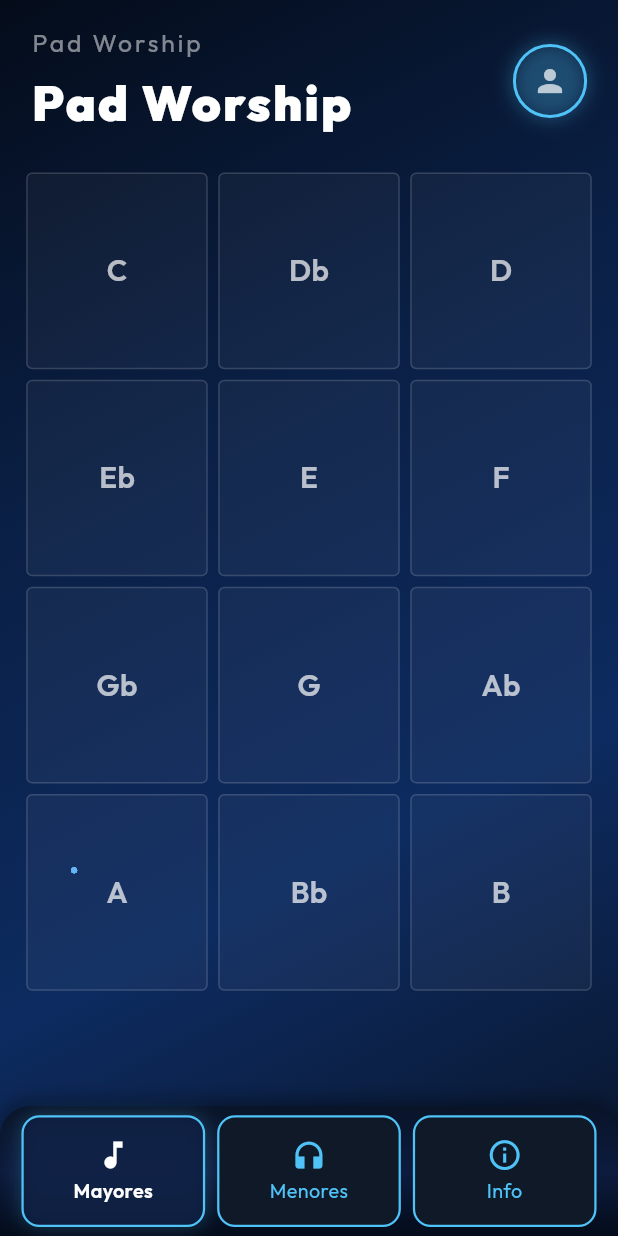
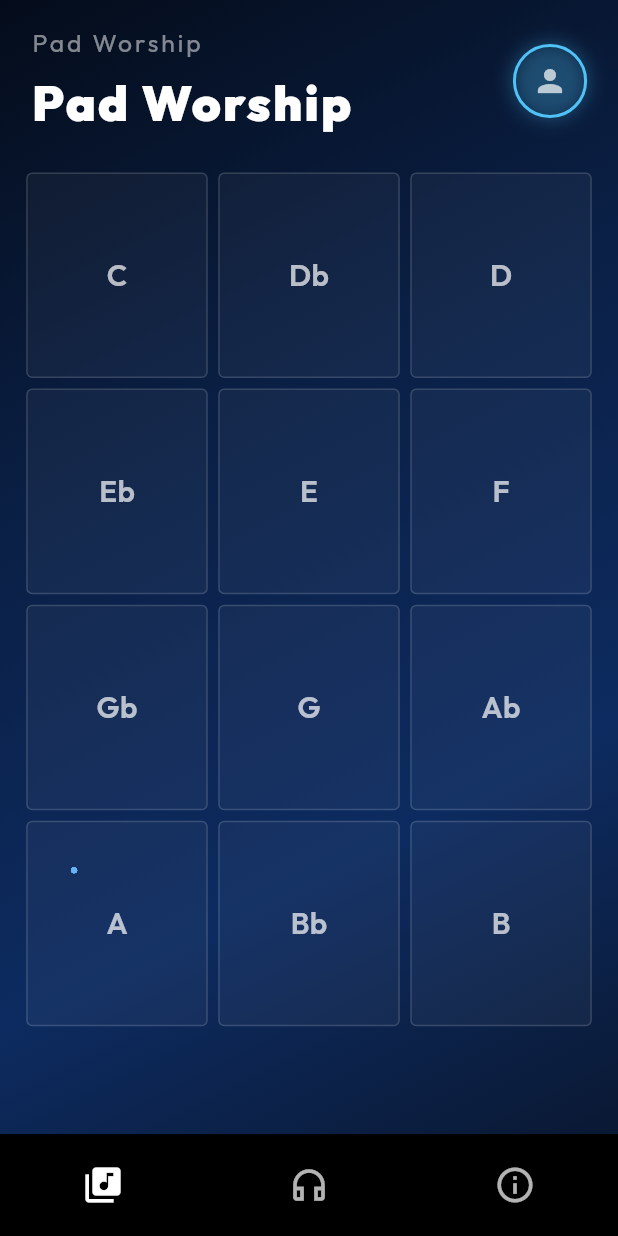
Before and after one commit to Joke0117/joke_app_whorshpi_movil, a Flutter app: the HomePage screen opened directly, on a phone screen of 412 x 824 dp. Run offline on Flutter 3.47's test engine with Material 3 defaults, Android fonts, the phone set to English and light mode, and no system bars; our stand-ins replace audio_service, font_awesome_flutter, google_fonts, image_picker, just_audio, permission_handler and 3 more; missing offline and left inert: audio_session; accounts and stored records are empty; statements that could not run were skipped.

Commit message:
style: rediseñar barra inferior al estilo instagram (iconos sin texto y fondo negro)

```diff
--- a/lib/pages/home_page.dart
+++ b/lib/pages/home_page.dart
@@ -258,8 +258,6 @@
                     ),
                   ),
 
-                const SizedBox(height: 8),
-
                 // ── Footer tabs ────────────────────────────────────────────
                 FooterTabs(
                   selectedIndex: _getTabIndex(),
--- a/lib/widgets/footer_tabs.dart
+++ b/lib/widgets/footer_tabs.dart
@@ -1,5 +1,4 @@
 import 'package:flutter/material.dart';
-import '../theme/colors.dart';
 
 class FooterTabs extends StatelessWidget {
   final int selectedIndex;
@@ -13,133 +12,55 @@
 
   @override
   Widget build(BuildContext context) {
-    final mq = MediaQuery.of(context);
-    final screenW = mq.size.width;
-    final screenH = mq.size.height;
-
-    // Altura del footer adaptativa: ~10–11% de la pantalla, mín 70, máx 90
-    final footerH = (screenH * 0.105).clamp(70.0, 90.0);
-    // Padding horizontal adaptativo
-    final padH = screenW * 0.025;
-    // Tamaño de fuente adaptativo
-    final fontSize = (screenW * 0.032).clamp(10.0, 14.0);
-    // Tamaño de icono adaptativo
-    final iconSize = (screenW * 0.058).clamp(20.0, 26.0);
-
+    // Al estilo Instagram: una barra inferior plana, fondo oscuro/negro, solo íconos.
     return Container(
-      height: footerH,
-      padding: EdgeInsets.symmetric(vertical: 6, horizontal: padH),
-      decoration: BoxDecoration(
-        gradient: const LinearGradient(
-          colors: [
-            cardGradientStart,
-            cardGradientMiddle,
-            cardGradientEnd,
-          ],
-          begin: Alignment.topCenter,
-          end: Alignment.bottomCenter,
-        ),
-        borderRadius: const BorderRadius.only(
-          topLeft: Radius.circular(20),
-          topRight: Radius.circular(20),
-        ),
-        boxShadow: [
-          BoxShadow(
-            color: Colors.black.withOpacity(0.4),
-            blurRadius: 10,
-            offset: const Offset(0, -3),
-          ),
-        ],
+      color: const Color(0xFF000000), // Fondo negro tipo Instagram
+      padding: EdgeInsets.only(
+        top: 12,
+        bottom: MediaQuery.of(context).padding.bottom > 0
+            ? MediaQuery.of(context).padding.bottom
+            : 12,
       ),
       child: Row(
-        mainAxisAlignment: MainAxisAlignment.spaceEvenly,
+        mainAxisAlignment: MainAxisAlignment.spaceAround,
+        crossAxisAlignment: CrossAxisAlignment.center,
         children: [
-          _tabButton(
-            label: 'Mayores',
+          _buildIcon(
             index: 0,
-            icon: Icons.music_note,
-            fontSize: fontSize,
-            iconSize: iconSize,
+            iconSelected: Icons.library_music,
+            iconUnselected: Icons.library_music_outlined,
           ),
-          _tabButton(
-            label: 'Menores',
+          _buildIcon(
             index: 1,
-            icon: Icons.headphones,
-            fontSize: fontSize,
-            iconSize: iconSize,
+            iconSelected: Icons.headphones,
+            iconUnselected: Icons.headphones_outlined,
           ),
-          _tabButton(
-            label: 'Info',
+          _buildIcon(
             index: 2,
-            icon: Icons.info_outline,
-            fontSize: fontSize,
-            iconSize: iconSize,
+            iconSelected: Icons.info,
+            iconUnselected: Icons.info_outline,
           ),
         ],
       ),
     );
   }
 
-  Widget _tabButton({
-    required String label,
+  Widget _buildIcon({
     required int index,
-    required IconData icon,
-    required double fontSize,
-    required double iconSize,
+    required IconData iconSelected,
+    required IconData iconUnselected,
   }) {
     final bool isSelected = selectedIndex == index;
 
-    return Expanded(
-      child: Padding(
-        padding: const EdgeInsets.symmetric(horizontal: 4),
-        child: GestureDetector(
-          onTap: () => onTabSelected(index),
-          child: AnimatedContainer(
-            duration: const Duration(milliseconds: 220),
-            curve: Curves.easeOutCubic,
-            padding: const EdgeInsets.symmetric(vertical: 6, horizontal: 4),
-            decoration: BoxDecoration(
-              color: isSelected
-                  ? activeButtonGradientStart.withOpacity(0.85)
-                  : const Color(0xFF101928),
-              borderRadius: BorderRadius.circular(12),
-              border: Border.all(
-                color: isSelected ? activeButtonGradientEnd : buttonBorderColor,
-                width: 1.5,
-              ),
-              boxShadow: isSelected
-                  ? [
-                      BoxShadow(
-                        color: activeButtonGradientEnd.withOpacity(0.25),
-                        blurRadius: 10,
-                        spreadRadius: 0,
-                      ),
-                    ]
-                  : [],
-            ),
-            child: Column(
-              mainAxisAlignment: MainAxisAlignment.center,
-              children: [
-                Icon(
-                  icon,
-                  color: isSelected ? textColor : accentTextColor,
-                  size: iconSize,
-                ),
-                const SizedBox(height: 3),
-                Text(
-                  label,
-                  style: TextStyle(
-                    fontSize: fontSize,
-                    fontWeight: isSelected ? FontWeight.w600 : FontWeight.w400,
-                    color: isSelected ? textColor : accentTextColor,
-                  ),
-                  textAlign: TextAlign.center,
-                  overflow: TextOverflow.ellipsis,
-                  maxLines: 1,
-                ),
-              ],
-            ),
-          ),
+    return GestureDetector(
+      behavior: HitTestBehavior.opaque,
+      onTap: () => onTabSelected(index),
+      child: Container(
+        padding: const EdgeInsets.symmetric(horizontal: 24, vertical: 8),
+        child: Icon(
+          isSelected ? iconSelected : iconUnselected,
+          color: isSelected ? Colors.white : Colors.white70,
+          size: 28,
         ),
       ),
     );
```
